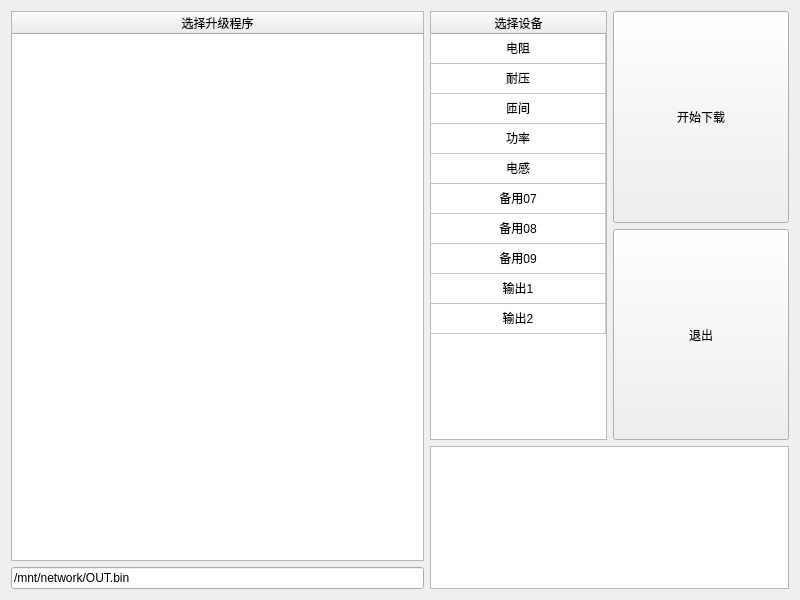
This is CWinLoader.ui in bloglink/CLoader as Qt 5 draws it before an edit. The edited form follows.
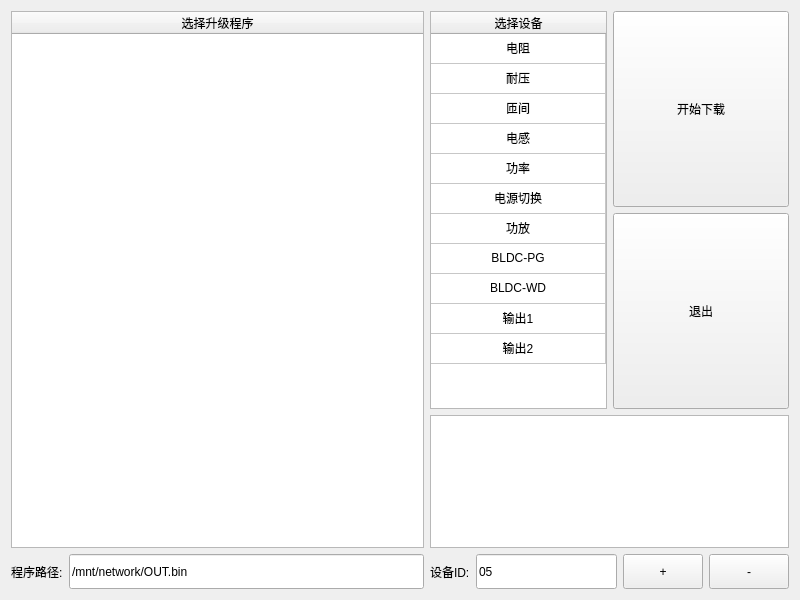
This is the edited form.

Commit message: 新增:加入之前未加入的设备

```diff
--- a/CWinLoader.ui
+++ b/CWinLoader.ui
@@ -45,10 +45,41 @@
        </widget>
       </item>
       <item>
-       <widget class="QLineEdit" name="textFile">
-        <property name="text">
-         <string>/mnt/network/OUT.bin</string>
-        </property>
+       <widget class="QWidget" name="widget_5" native="true">
+        <layout class="QHBoxLayout" name="horizontalLayout_3">
+         <property name="leftMargin">
+          <number>0</number>
+         </property>
+         <property name="topMargin">
+          <number>0</number>
+         </property>
+         <property name="rightMargin">
+          <number>0</number>
+         </property>
+         <property name="bottomMargin">
+          <number>0</number>
+         </property>
+         <item>
+          <widget class="QLabel" name="label">
+           <property name="text">
+            <string>程序路径:</string>
+           </property>
+          </widget>
+         </item>
+         <item>
+          <widget class="QLineEdit" name="textFile">
+           <property name="minimumSize">
+            <size>
+             <width>0</width>
+             <height>35</height>
+            </size>
+           </property>
+           <property name="text">
+            <string>/mnt/network/OUT.bin</string>
+           </property>
+          </widget>
+         </item>
+        </layout>
        </widget>
       </item>
      </layout>
@@ -56,7 +87,7 @@
    </item>
    <item>
     <widget class="QWidget" name="widget_4" native="true">
-     <layout class="QVBoxLayout" name="verticalLayout_3" stretch="3,1">
+     <layout class="QVBoxLayout" name="verticalLayout_3" stretch="3,1,0">
       <property name="leftMargin">
        <number>0</number>
       </property>
@@ -126,11 +157,6 @@
              <string>5</string>
             </property>
            </row>
-           <row>
-            <property name="text">
-             <string>6</string>
-            </property>
-           </row>
            <row>
             <property name="text">
              <string>7</string>
@@ -141,6 +167,16 @@
              <string>8</string>
             </property>
            </row>
+           <row>
+            <property name="text">
+             <string>9</string>
+            </property>
+           </row>
+           <row>
+            <property name="text">
+             <string>10</string>
+            </property>
+           </row>
            <row>
             <property name="text">
              <string>13</string>
@@ -182,23 +218,23 @@
            </item>
            <item row="3" column="0">
             <property name="text">
-             <string>功率</string>
-            </property>
-            <property name="textAlignment">
-             <set>AlignCenter</set>
-            </property>
-           </item>
-           <item row="4" column="0">
-            <property name="text">
              <string>电感</string>
             </property>
             <property name="textAlignment">
              <set>AlignCenter</set>
             </property>
            </item>
+           <item row="4" column="0">
+            <property name="text">
+             <string>功率</string>
+            </property>
+            <property name="textAlignment">
+             <set>AlignCenter</set>
+            </property>
+           </item>
            <item row="5" column="0">
             <property name="text">
-             <string>备用07</string>
+             <string>电源切换</string>
             </property>
             <property name="textAlignment">
              <set>AlignCenter</set>
@@ -206,7 +242,7 @@
            </item>
            <item row="6" column="0">
             <property name="text">
-             <string>备用08</string>
+             <string>功放</string>
             </property>
             <property name="textAlignment">
              <set>AlignCenter</set>
@@ -214,7 +250,7 @@
            </item>
            <item row="7" column="0">
             <property name="text">
-             <string>备用09</string>
+             <string>BLDC-PG</string>
             </property>
             <property name="textAlignment">
              <set>AlignCenter</set>
@@ -222,7 +258,7 @@
            </item>
            <item row="8" column="0">
             <property name="text">
-             <string>输出1</string>
+             <string>BLDC-WD</string>
             </property>
             <property name="textAlignment">
              <set>AlignCenter</set>
@@ -230,6 +266,14 @@
            </item>
            <item row="9" column="0">
             <property name="text">
+             <string>输出1</string>
+            </property>
+            <property name="textAlignment">
+             <set>AlignCenter</set>
+            </property>
+           </item>
+           <item row="10" column="0">
+            <property name="text">
              <string>输出2</string>
             </property>
             <property name="textAlignment">
@@ -300,6 +344,70 @@
       <item>
        <widget class="QTextBrowser" name="textBrowser"/>
       </item>
+      <item>
+       <widget class="QWidget" name="widget_6" native="true">
+        <layout class="QHBoxLayout" name="horizontalLayout_4">
+         <property name="leftMargin">
+          <number>0</number>
+         </property>
+         <property name="topMargin">
+          <number>0</number>
+         </property>
+         <property name="rightMargin">
+          <number>0</number>
+         </property>
+         <property name="bottomMargin">
+          <number>0</number>
+         </property>
+         <item>
+          <widget class="QLabel" name="label_2">
+           <property name="text">
+            <string>设备ID:</string>
+           </property>
+          </widget>
+         </item>
+         <item>
+          <widget class="QLineEdit" name="dev_id">
+           <property name="minimumSize">
+            <size>
+             <width>0</width>
+             <height>35</height>
+            </size>
+           </property>
+           <property name="text">
+            <string>05</string>
+           </property>
+          </widget>
+         </item>
+         <item>
+          <widget class="QPushButton" name="pushButton">
+           <property name="minimumSize">
+            <size>
+             <width>44</width>
+             <height>35</height>
+            </size>
+           </property>
+           <property name="text">
+            <string>+</string>
+           </property>
+          </widget>
+         </item>
+         <item>
+          <widget class="QPushButton" name="pushButton_2">
+           <property name="minimumSize">
+            <size>
+             <width>44</width>
+             <height>35</height>
+            </size>
+           </property>
+           <property name="text">
+            <string>-</string>
+           </property>
+          </widget>
+         </item>
+        </layout>
+       </widget>
+      </item>
      </layout>
     </widget>
    </item>
```
The commit also changes 10 other files.
